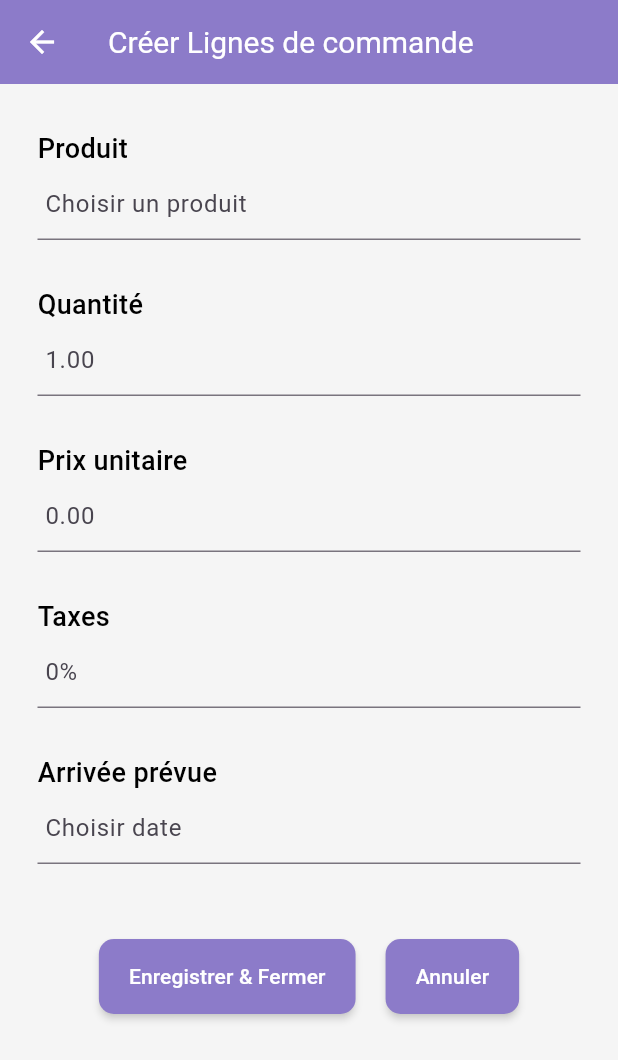
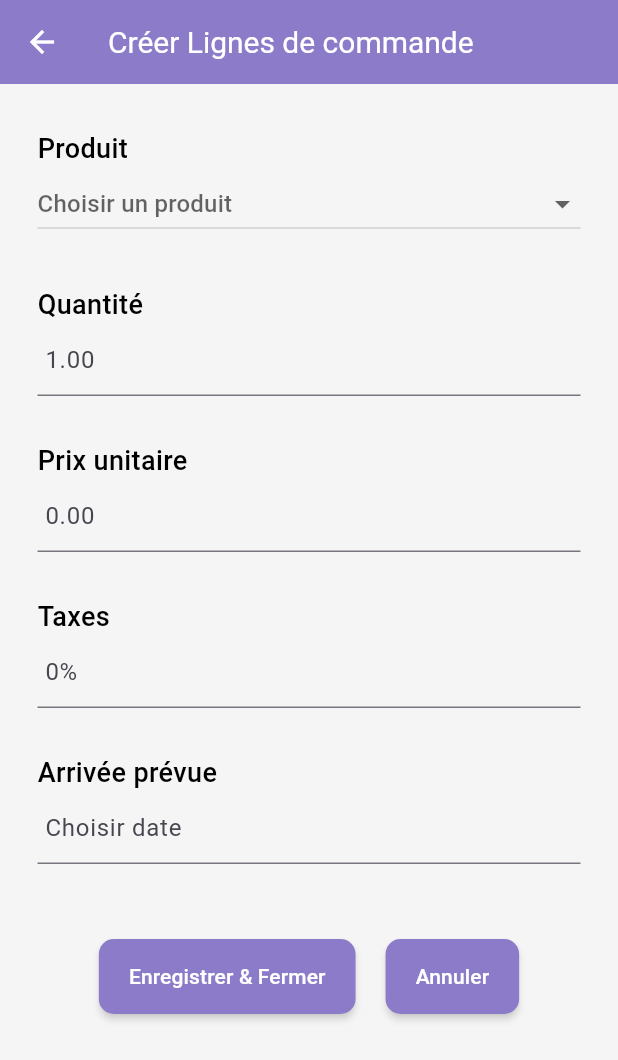
Before and after one commit to oussama-souidi/odoo_erp_mobile_app, a Flutter app: the details_page screen opened directly, after a tap on "Ajouter produit", on a phone screen of 412 x 824 dp. Shown: the top 1060 px of the screen. Run offline on Flutter 3.47's test engine with Material 3 defaults, Android fonts, the light colour scheme and no system bars.

Commit message:
cv alekher alekher

```diff
--- a/lib/modules/achats/produits/ajouter_produit.dart
+++ b/lib/modules/achats/produits/ajouter_produit.dart
@@ -1,4 +1,8 @@
 import 'package:flutter/material.dart';
+import 'package:mobile_app/modules/achats/produits/data_model.dart';
+import 'package:mobile_app/modules/achats/produits/fake_repository.dart';
+
+import '../components/details_page.dart';
 
 class AjouterProduit extends StatefulWidget {
   const AjouterProduit({super.key});
@@ -9,6 +13,7 @@ class AjouterProduit extends StatefulWidget {
 
 class _details_pageState extends State<AjouterProduit> {
   DateTime? selectedDate;
+  DataModel? _selectedProduct;
 
   Future<void> _selectDate(BuildContext context, String dateKey) async {
     var pickedDate = await showDatePicker(
@@ -54,12 +59,26 @@ class _details_pageState extends State<AjouterProduit> {
                     color: Colors.black,
                     fontWeight: FontWeight.w500),
               ),
-              const TextField(
+              DropdownButton<DataModel>(
+                isExpanded: true,
+                hint: const Text('Choisir un produit'),
+                value: _selectedProduct,
+                items: FakeRepo.data.map((product) => DropdownMenuItem(
+                  value: product,
+                  child: Text(product.produit),
+                )).toList(),
+                onChanged: (DataModel? newProduct) {
+                  setState(() {
+                    _selectedProduct = newProduct;
+                  });
+                },
+              ),
+              /*const TextField(
                 decoration: InputDecoration(
                   contentPadding: EdgeInsets.only(left: 5),
                   hintText: 'Choisir un produit',
                 ),
-              ),
+              ),*/
               const SizedBox(
                 height: 30,
               ),
@@ -129,7 +148,8 @@ class _details_pageState extends State<AjouterProduit> {
                 mainAxisAlignment: MainAxisAlignment.center,
                 children: [
                   TextButton(
-                    onPressed: () {},
+                    onPressed: () {Navigator.push(context,
+                        MaterialPageRoute(builder: (context) => details_page()));},
                     style: TextButton.styleFrom(
                       padding: const EdgeInsets.symmetric(horizontal: 20.0, vertical: 15.0), // Add padding
                       shape: RoundedRectangleBorder(
@@ -145,7 +165,8 @@ class _details_pageState extends State<AjouterProduit> {
                   ),
                   const SizedBox(width: 20.0), // Add spacing between buttons
                   TextButton(
-                    onPressed: () {},
+                    onPressed: () {Navigator.push(context,
+                        MaterialPageRoute(builder: (context) => details_page()));},
                     style: TextButton.styleFrom(
                       padding: const EdgeInsets.symmetric(horizontal: 20.0, vertical: 15.0), // Add padding
                       shape: RoundedRectangleBorder(
--- a/lib/modules/achats/produits/product_item.dart
+++ b/lib/modules/achats/produits/product_item.dart
@@ -70,14 +70,14 @@ class ProductItem extends StatelessWidget {
             child: Column(
               crossAxisAlignment: CrossAxisAlignment.start,
               children: [
-                Text("Hors taxes : \n "+this.prix_horsTax,
+                Text("HT : \n "+this.prix_horsTax,
                     style: TextStyle(
                         fontSize: 15.0,
                         fontWeight: FontWeight.bold)),
                 SizedBox(
                   height: 10,
                 ),
-                Text("Avec taxes: \n "+this.prix_avecTax,
+                Text("TTC: \n "+this.prix_avecTax,
                     style: TextStyle(
                         fontSize: 15.0,
                         fontWeight: FontWeight.bold)),
--- a/lib/pages/home_page.dart
+++ b/lib/pages/home_page.dart
@@ -27,7 +27,8 @@ class _HomePageState extends State<HomePage> {
 
   @override
   Widget build(BuildContext context) {
-    return Scaffold(
+    return SafeArea(
+      child: Scaffold(
         appBar: AppBar(),
         body: Center(
           child: _widgetOptions.elementAt(_selectedIndex),
@@ -68,6 +69,7 @@ class _HomePageState extends State<HomePage> {
           ),
         ),
         drawer: const NavBar(),
+      ),
     );
   }
 }
```
Lines whose indentation alone changed are shown as unchanged.
